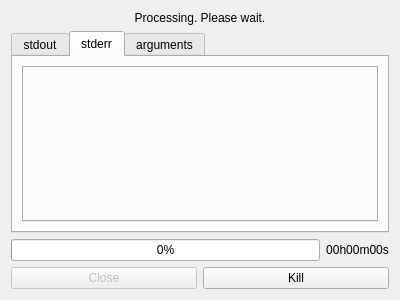
ark231/video_re_encoder, file processwidget.ui: the form before one commit.
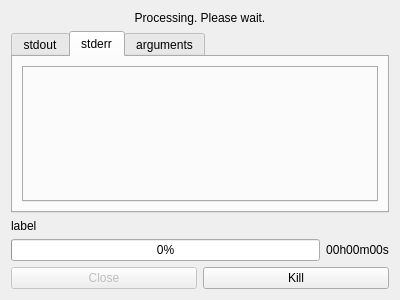
The form after the commit.

Commit message:
add: 進捗の文字表示、プロセスウィンドウの閉じるボタンを無効化
エンコード時、プログレスバーだけでは残りどれぐらいかわかりづらかったので
ウィンドウを閉じるときにはプロセスが走っていないことを確実にするため

Diff of the .ui file:
```diff
--- a/processwidget.ui
+++ b/processwidget.ui
@@ -71,6 +71,13 @@
        </widget>
       </widget>
      </item>
+     <item>
+      <widget class="QLabel" name="label_progress">
+       <property name="text">
+        <string>label</string>
+       </property>
+      </widget>
+     </item>
      <item>
       <layout class="QHBoxLayout" name="horizontalLayout_progress">
        <item>
```
The commit also changes 4 other files.
